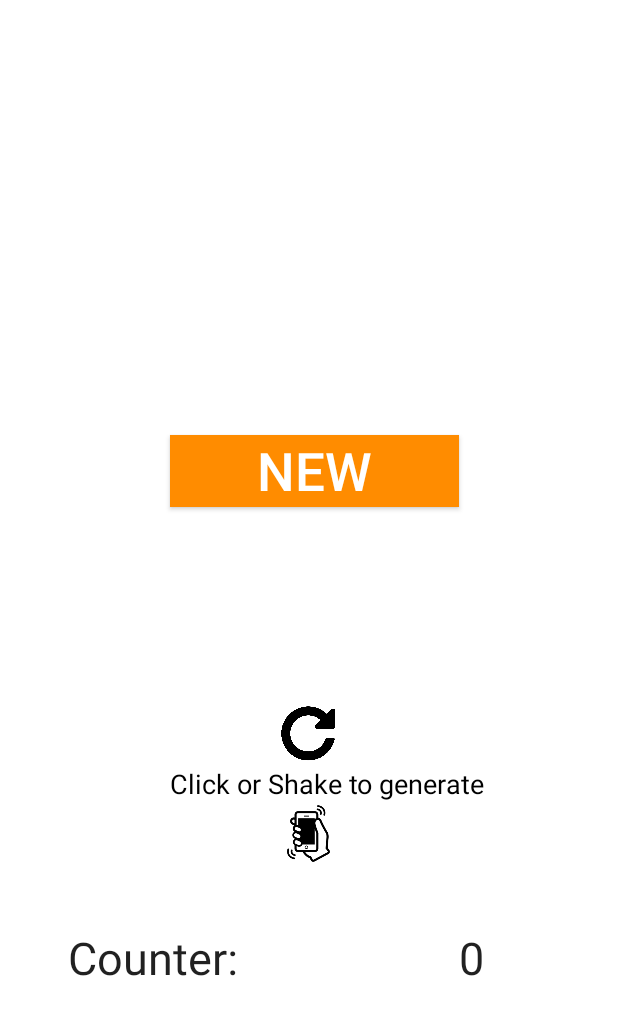
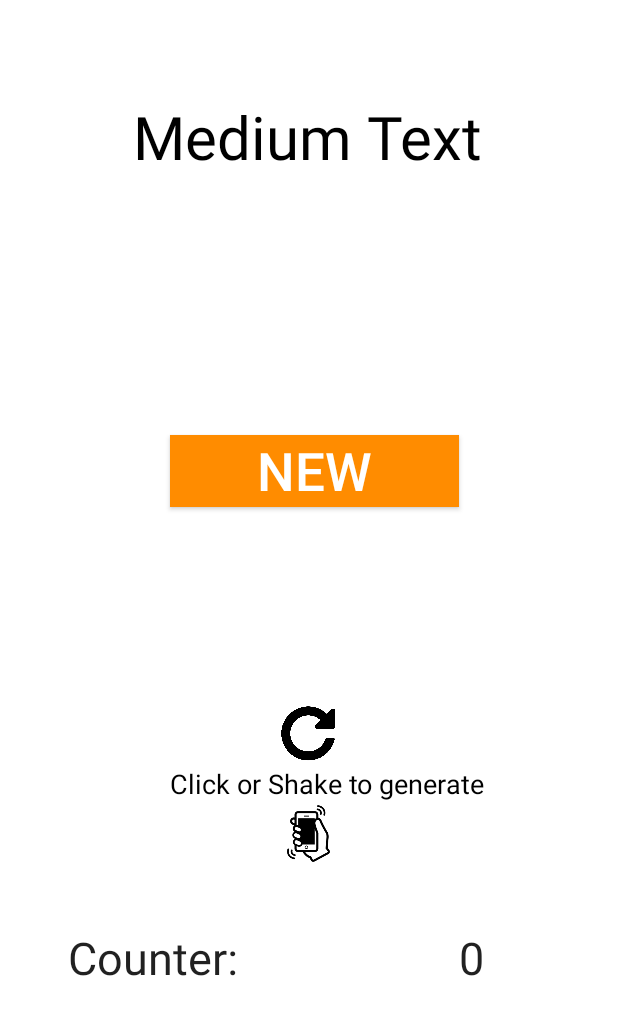
Before and after one commit to FlorianBecher/random_generator, an Android app: the GenerateActivity screen opened directly, with no data from a screen before it, on a phone screen of 412 x 824 dp, the part 189-1224 px from its top. Run offline under Robolectric (Android 15) with nearby library versions, the phone set to English and light mode, and no system bars.

Commit message:
added textview

```diff
--- a/app/src/main/java/com/example/admin/randomusername_generator/GenerateActivity.java
+++ b/app/src/main/java/com/example/admin/randomusername_generator/GenerateActivity.java
@@ -5,7 +5,9 @@ import android.content.Intent;
 import android.os.Bundle;
 import android.support.v7.app.AppCompatActivity;
 import android.view.View;
+import android.widget.TextView;
 
+import java.nio.charset.Charset;
 import java.util.ArrayList;
 import java.util.List;
 import java.util.Random;
@@ -31,7 +33,9 @@ public class GenerateActivity extends AppCompatActivity {
         int index3 = randomGenerator.nextInt(secondWord.size());
         String third = firstWord.get(index3);
         String finalWord = first+second+third;
-
+        CharSequence word = finalWord;
+        TextView tv = (TextView)findViewById(R.id.textViewName);
+        tv.setText(word);
 
 
     }
--- a/app/src/main/res/layout/activity_generate.xml
+++ b/app/src/main/res/layout/activity_generate.xml
@@ -122,5 +122,20 @@
             android:layout_toLeftOf="@+id/textView7"
             android:layout_toStartOf="@+id/textView7" />
 
+        <TextView
+            android:layout_width="wrap_content"
+            android:layout_height="wrap_content"
+            android:textAppearance="?android:attr/textAppearanceMedium"
+            android:text="Medium Text"
+            android:id="@+id/textViewName"
+            android:layout_below="@+id/textView2"
+            android:layout_marginTop="64dp"
+            android:textSize="40dp"
+            android:textColor="#000000"
+            android:layout_alignParentRight="true"
+            android:layout_alignParentEnd="true"
+            android:layout_alignLeft="@+id/textView4"
+            android:layout_alignStart="@+id/textView4" />
+
     </RelativeLayout>
 </FrameLayout>
```
